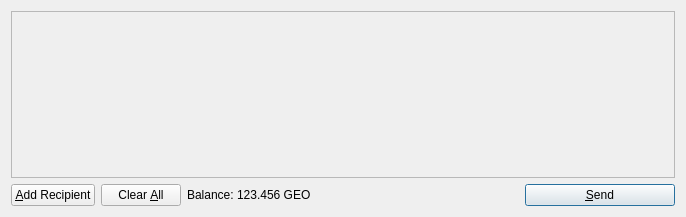
The window that src/qt/forms/sendcoinsdialog.ui (VibrantCoin/DoCoin) describes before a commit, drawn with Qt 5.
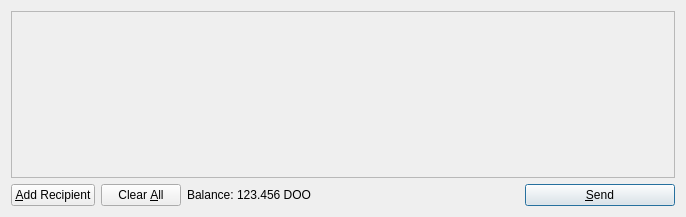
The same window after the commit. Icons and pictures are not drawn.

Diff of the .ui file:
```diff
--- a/src/qt/forms/sendcoinsdialog.ui
+++ b/src/qt/forms/sendcoinsdialog.ui
@@ -119,7 +119,7 @@
           <cursorShape>IBeamCursor</cursorShape>
          </property>
          <property name="text">
-          <string>123.456 GEO</string>
+          <string>123.456 DOO</string>
          </property>
          <property name="textInteractionFlags">
           <set>Qt::LinksAccessibleByMouse|Qt::TextSelectableByKeyboard|Qt::TextSelectableByMouse</set>
```
